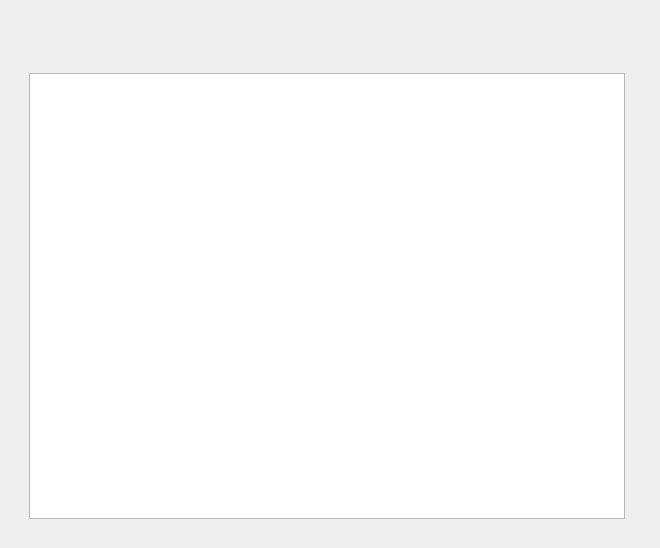
Before: the Qt Designer form sVanilla/src/ClientUi/VideoList/VideoWidget.ui in WangPengZhan/sVanilla, drawn with Qt 5.
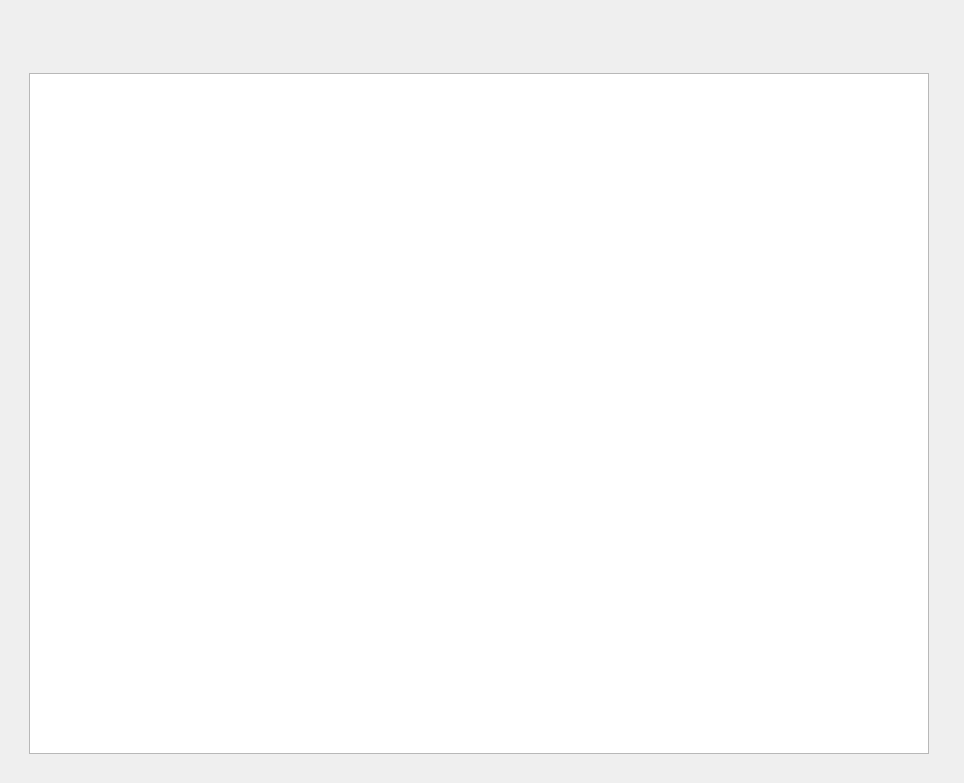
After: the same form once the commit is applied. Custom widgets are drawn as their Qt base class.

Diff of the .ui file:
```diff
--- a/sVanilla/src/ClientUi/VideoList/VideoWidget.ui
+++ b/sVanilla/src/ClientUi/VideoList/VideoWidget.ui
@@ -6,8 +6,8 @@
    <rect>
     <x>0</x>
     <y>0</y>
-    <width>660</width>
-    <height>548</height>
+    <width>964</width>
+    <height>783</height>
    </rect>
   </property>
   <layout class="QVBoxLayout" name="verticalLayout">
```
Left out of the diff: 2 changed lines with no effect on the pictures.
